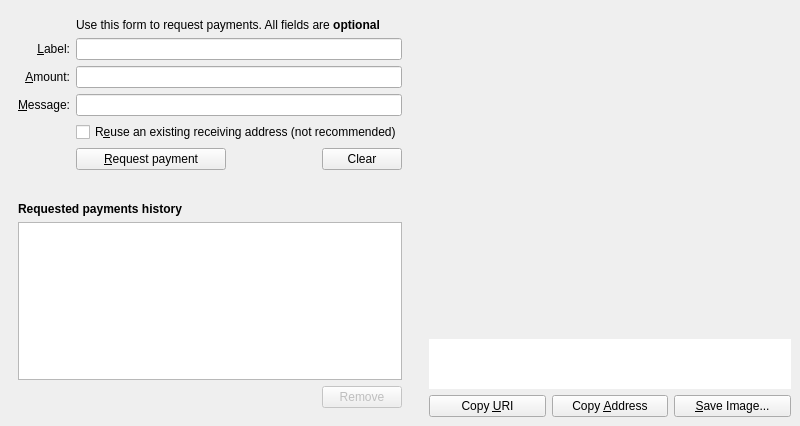
The window that src/qt/forms/receivecoinsdialog.ui (VadiqueMe/dogecoin) describes before a commit, drawn with Qt 5.
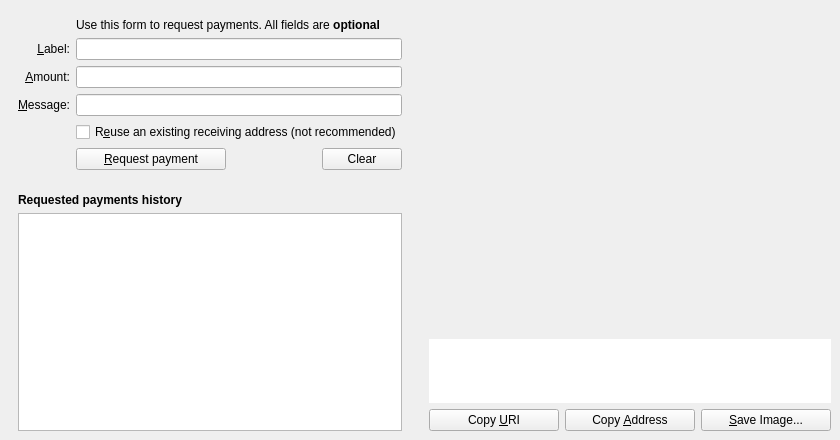
The same window after the commit. Icons and pictures are not drawn. Custom widgets are drawn as their Qt base class.

Commit message: remove the remove request button from the receive coins page

What changed in the file:
```diff
--- a/src/qt/forms/receivecoinsdialog.ui
+++ b/src/qt/forms/receivecoinsdialog.ui
@@ -6,8 +6,8 @@
    <rect>
     <x>0</x>
     <y>0</y>
-    <width>800</width>
-    <height>420</height>
+    <width>840</width>
+    <height>440</height>
    </rect>
   </property>
   <layout class="QHBoxLayout" name="receiveCoinsLayout">
@@ -233,6 +233,12 @@
          <enum>QFrame::Plain</enum>
         </property>
         <layout class="QVBoxLayout" name="verticalLayout_2">
+         <property name="topMargin">
+          <number>0</number>
+         </property>
+         <property name="bottomMargin">
+          <number>0</number>
+         </property>
          <item>
           <widget class="QLabel" name="paymentsHistoryLabel">
            <property name="font">
@@ -259,43 +265,6 @@
            </property>
           </widget>
          </item>
-         <item>
-          <layout class="QHBoxLayout" name="recentViewButtons_horizontalLayout">
-           <item>
-            <spacer name="horizontalSpacer_2">
-             <property name="orientation">
-              <enum>Qt::Horizontal</enum>
-             </property>
-             <property name="sizeHint" stdset="0">
-              <size>
-               <width>40</width>
-               <height>20</height>
-              </size>
-             </property>
-            </spacer>
-           </item>
-           <item>
-            <widget class="QPushButton" name="removeRequestButton">
-             <property name="enabled">
-              <bool>false</bool>
-             </property>
-             <property name="toolTip">
-              <string>Remove the selected entries from the list</string>
-             </property>
-             <property name="text">
-              <string>Remove</string>
-             </property>
-             <property name="icon">
-              <iconset resource="../dogecoin.qrc">
-               <normaloff>:/icons/remove</normaloff>:/icons/remove</iconset>
-             </property>
-             <property name="autoDefault">
-              <bool>false</bool>
-             </property>
-            </widget>
-           </item>
-          </layout>
-         </item>
         </layout>
        </widget>
       </item>
```
Left out of the diff: 6 changed lines with no effect on the pictures. The commit also changes 41 other files.
